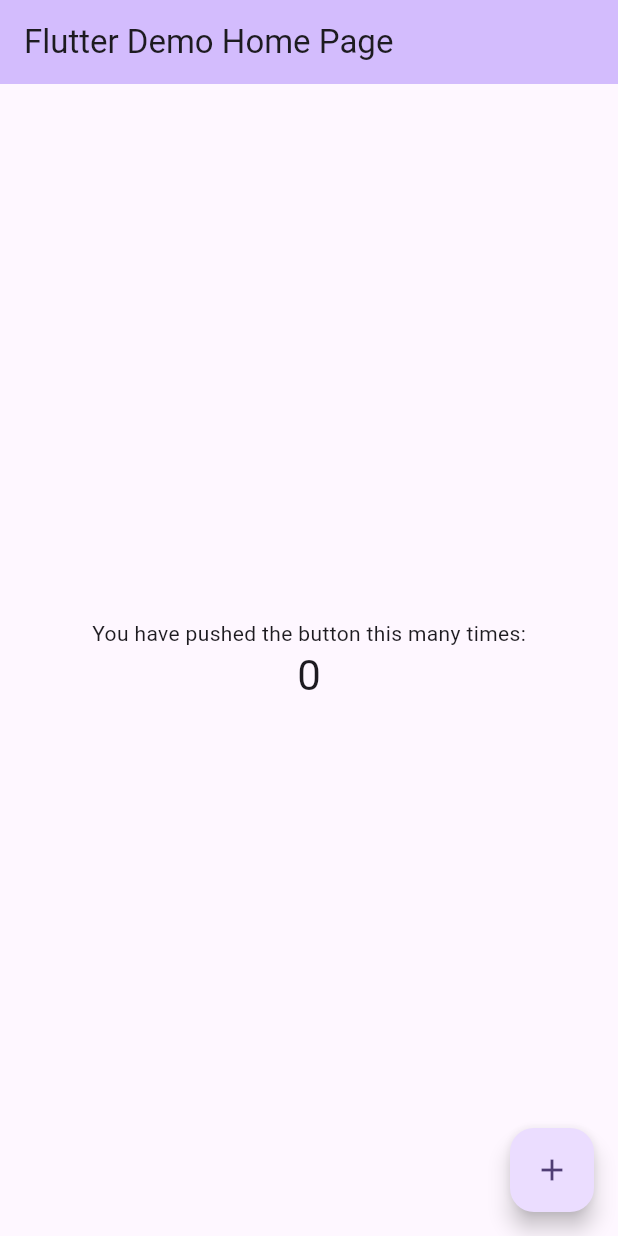
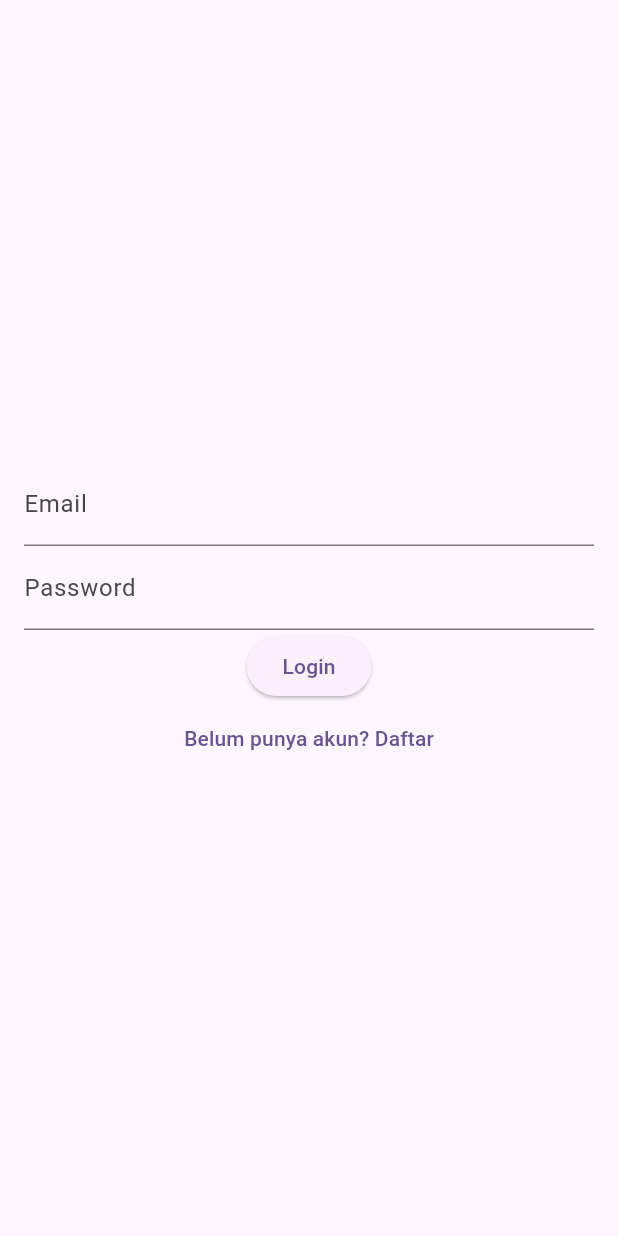
Before and after one commit to azzamaflah/20220140110_act4, a Flutter app: the screen it shows after launch, on a phone screen of 412 x 824 dp. Run offline on Flutter 3.47's test engine with Material 3 defaults, Android fonts, the phone set to English and light mode, and no system bars.

Commit message:
final commit

```diff
--- a/lib/DetailOrderPage.dart
+++ b/lib/DetailOrderPage.dart
@@ -1,3 +1,4 @@
+import 'package:act4/HomePage.dart';
 import 'package:flutter/material.dart';
 
 class Detailorderpage extends StatelessWidget {
--- a/lib/LoginPage.dart
+++ b/lib/LoginPage.dart
@@ -1,13 +1,15 @@
+import 'package:act4/HomePage.dart';
+import 'package:act4/RegisterPage.dart';
 import 'package:flutter/material.dart';
 
-class Loginpage extends StatefulWidget {
-  const Loginpage({super.key});
+class LoginPage extends StatefulWidget {
+  const LoginPage({super.key});
 
   @override
-  State<Loginpage> createState() => _LoginpageState();
+  State<LoginPage> createState() => _LoginpageState();
 }
 
-class _LoginpageState extends State<Loginpage> {
+class _LoginpageState extends State<LoginPage> {
   final TextEditingController emailController = TextEditingController();
   final TextEditingController passwordController = TextEditingController();
 
@@ -63,7 +65,7 @@ class _LoginpageState extends State<Loginpage> {
                 onPressed: () {
                   Navigator.push(
                     context,
-                    MaterialPageRoute(builder: (context) => RegisterPage()),
+                    MaterialPageRoute(builder: (context) => Registerpage()),
                   );
                 },
                 child: Text('Belum punya akun? Daftar'),
--- a/lib/OrderPage.dart
+++ b/lib/OrderPage.dart
@@ -1,5 +1,5 @@
+import 'package:act4/DetailOrderPage.dart';
 import 'package:flutter/material.dart';
-import 'package:play_navigation/presentation/detail_order_page.dart';
 
 class OrderPage extends StatefulWidget {
   const OrderPage({super.key});
@@ -82,7 +82,7 @@ class _OrderPageState extends State<OrderPage> {
                     context,
                     MaterialPageRoute(
                       builder:
-                          (context) => DetailOrderPage(
+                          (context) => Detailorderpage(
                             jumlahMakanan: jumlahMakananController.text,
                             jumlahMinuman: jumlahMinumanController.text,
                             makanan: makananController.text,
--- a/lib/main.dart
+++ b/lib/main.dart
@@ -1,4 +1,7 @@
 import 'package:flutter/material.dart';
+import 'package:act4/HomePage.dart';
+import 'package:act4/LoginPage.dart';
+import 'package:act4/OrderPage.dart';
 
 void main() {
   runApp(const MyApp());
@@ -13,110 +16,14 @@ class MyApp extends StatelessWidget {
     return MaterialApp(
       title: 'Flutter Demo',
       theme: ThemeData(
-        // This is the theme of your application.
-        //
-        // TRY THIS: Try running your application with "flutter run". You'll see
-        // the application has a purple toolbar. Then, without quitting the app,
-        // try changing the seedColor in the colorScheme below to Colors.green
-        // and then invoke "hot reload" (save your changes or press the "hot
-        // reload" button in a Flutter-supported IDE, or press "r" if you used
-        // the command line to start the app).
-        //
-        // Notice that the counter didn't reset back to zero; the application
-        // state is not lost during the reload. To reset the state, use hot
-        // restart instead.
-        //
-        // This works for code too, not just values: Most code changes can be
-        // tested with just a hot reload.
         colorScheme: ColorScheme.fromSeed(seedColor: Colors.deepPurple),
       ),
-      home: const MyHomePage(title: 'Flutter Demo Home Page'),
+      initialRoute: '/login',
+      routes: {
+        '/login': (context) => const LoginPage(),
+        '/home': (context) => const HomePage(),
+        '/order': (context) => const OrderPage(),
+      },
     );
   }
 }
-
-class MyHomePage extends StatefulWidget {
-  const MyHomePage({super.key, required this.title});
-
-  // This widget is the home page of your application. It is stateful, meaning
-  // that it has a State object (defined below) that contains fields that affect
-  // how it looks.
-
-  // This class is the configuration for the state. It holds the values (in this
-  // case the title) provided by the parent (in this case the App widget) and
-  // used by the build method of the State. Fields in a Widget subclass are
-  // always marked "final".
-
-  final String title;
-
-  @override
-  State<MyHomePage> createState() => _MyHomePageState();
-}
-
-class _MyHomePageState extends State<MyHomePage> {
-  int _counter = 0;
-
-  void _incrementCounter() {
-    setState(() {
-      // This call to setState tells the Flutter framework that something has
-      // changed in this State, which causes it to rerun the build method below
-      // so that the display can reflect the updated values. If we changed
-      // _counter without calling setState(), then the build method would not be
-      // called again, and so nothing would appear to happen.
-      _counter++;
-    });
-  }
-
-  @override
-  Widget build(BuildContext context) {
-    // This method is rerun every time setState is called, for instance as done
-    // by the _incrementCounter method above.
-    //
-    // The Flutter framework has been optimized to make rerunning build methods
-    // fast, so that you can just rebuild anything that needs updating rather
-    // than having to individually change instances of widgets.
-    return Scaffold(
-      appBar: AppBar(
-        // TRY THIS: Try changing the color here to a specific color (to
-        // Colors.amber, perhaps?) and trigger a hot reload to see the AppBar
-        // change color while the other colors stay the same.
-        backgroundColor: Theme.of(context).colorScheme.inversePrimary,
-        // Here we take the value from the MyHomePage object that was created by
-        // the App.build method, and use it to set our appbar title.
-        title: Text(widget.title),
-      ),
-      body: Center(
-        // Center is a layout widget. It takes a single child and positions it
-        // in the middle of the parent.
-        child: Column(
-          // Column is also a layout widget. It takes a list of children and
-          // arranges them vertically. By default, it sizes itself to fit its
-          // children horizontally, and tries to be as tall as its parent.
-          //
-          // Column has various properties to control how it sizes itself and
-          // how it positions its children. Here we use mainAxisAlignment to
-          // center the children vertically; the main axis here is the vertical
-          // axis because Columns are vertical (the cross axis would be
-          // horizontal).
-          //
-          // TRY THIS: Invoke "debug painting" (choose the "Toggle Debug Paint"
-          // action in the IDE, or press "p" in the console), to see the
-          // wireframe for each widget.
-          mainAxisAlignment: MainAxisAlignment.center,
-          children: <Widget>[
-            const Text('You have pushed the button this many times:'),
-            Text(
-              '$_counter',
-              style: Theme.of(context).textTheme.headlineMedium,
-            ),
-          ],
-        ),
-      ),
-      floatingActionButton: FloatingActionButton(
-        onPressed: _incrementCounter,
-        tooltip: 'Increment',
-        child: const Icon(Icons.add),
-      ), // This trailing comma makes auto-formatting nicer for build methods.
-    );
-  }
-}
```
Also changed, not shown: lib/HomePage.dart (+5 -4 lines), 1 other file.
